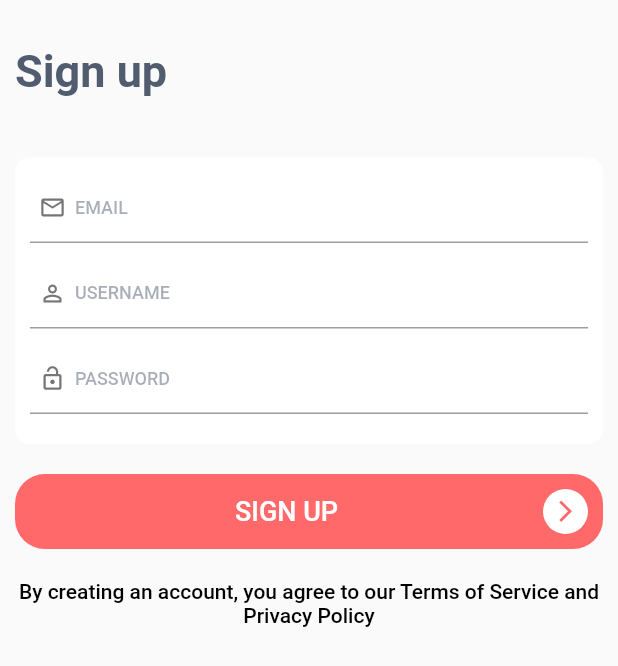
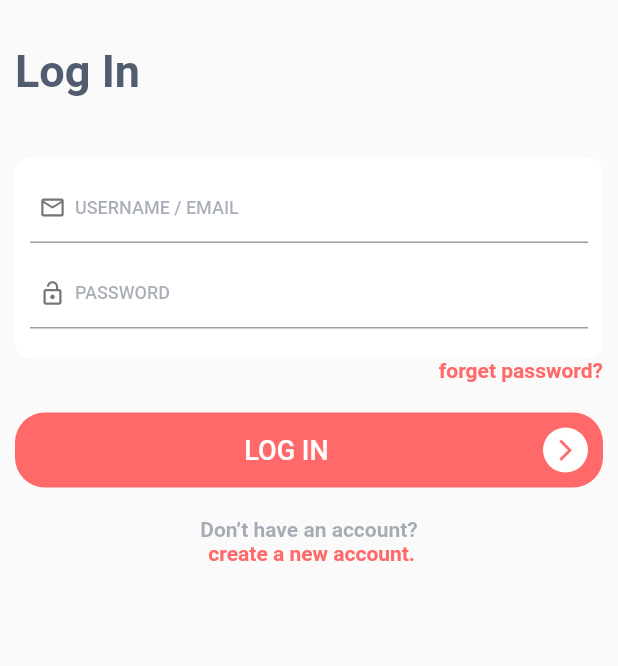
Before and after one commit to rokaia-ahmed/ecommerce, a Flutter app: the screen it shows after launch, on a phone screen of 412 x 824 dp. Shown: the top 666 px of the screen. Run offline on Flutter 3.47's test engine with Material 2 defaults, Android fonts, the phone set to English and light mode, and no system bars; our stand-ins replace shared_preferences.

Commit message:
sign in & password

```diff
--- a/lib/core/widgets/custom_text_headline.dart
+++ b/lib/core/widgets/custom_text_headline.dart
@@ -6,7 +6,7 @@ class CustomTextHeadLine extends StatelessWidget {
   @override
   Widget build(BuildContext context) {
     return Text(
-      'Sign up',
+      title,
       style:Theme.of(context).textTheme.headlineLarge ,
     );
   }
--- a/lib/main.dart
+++ b/lib/main.dart
@@ -1,5 +1,6 @@
-import 'package:ecommerce_app/screens/Auth/screens/sign_up.dart';
+import 'package:ecommerce_app/screens/Auth/screens/sign_in.dart';
 import 'package:flutter/material.dart';
+import 'core/router/router.dart';
 import 'core/utilites/theme_app.dart';
 
 void main() {
@@ -13,8 +14,9 @@ class MyApp extends StatelessWidget {
     return MaterialApp(
       debugShowCheckedModeBanner: false,
       title: 'Flutter Demo',
+      navigatorKey:navigatorKey ,
       theme: AppTheme.lightTheme,
-      home: SignupScreen() ,
+      home: SignInScreen() ,
     );
   }
 }
--- a/lib/screens/Auth/screens/sign_in.dart
+++ b/lib/screens/Auth/screens/sign_in.dart
@@ -0,0 +1,115 @@
+import 'package:ecommerce_app/core/router/router.dart';
+import 'package:ecommerce_app/core/utilites/colors.dart';
+import 'package:ecommerce_app/screens/Auth/screens/sign_up.dart';
+import 'package:flutter/material.dart';
+import '../../../core/widgets/custom_default_button.dart';
+import '../../../core/widgets/custom_text_form_field.dart';
+import '../../../core/widgets/custom_text_headline.dart';
+import 'forget_password.dart';
+
+class SignInScreen extends StatelessWidget {
+  SignInScreen({super.key});
+  final emailController = TextEditingController();
+  final passwordController = TextEditingController();
+  @override
+  Widget build(BuildContext context) {
+    return Scaffold(
+      body:SingleChildScrollView(
+        child: SafeArea(
+          child: Padding(
+            padding: const EdgeInsets.all(10.0),
+            child: Column(
+              crossAxisAlignment: CrossAxisAlignment.start,
+              children: [
+                const SizedBox(
+                  height: 20,
+                ),
+                const CustomTextHeadLine(title: 'Log In'),
+                const SizedBox(
+                  height: 40,
+                ),
+                Container(
+                  padding:const EdgeInsets.all(10) ,
+                  decoration:  BoxDecoration(
+                    borderRadius: BorderRadius.circular(10),
+                    color: Colors.white,
+
+                  ),
+                  child:Column(
+                    children: [
+                      CustomTextFormField(
+                        controller:emailController ,
+                        labelText: 'USERNAME / EMAIL',
+                        prefixIcon:const Icon(Icons.email_outlined) ,
+                      ),
+                      const SizedBox(
+                        height: 10,
+                      ),
+                      CustomTextFormField(
+                          controller:passwordController ,
+                          labelText: 'PASSWORD',
+                          prefixIcon:const Icon(Icons.lock_open)
+                      ),
+                      const SizedBox(
+                        height: 10,
+                      ),
+                    ],
+                  ) ,
+                ),
+                InkWell(
+                  onTap:(){
+                    MagicRouter.navigateTo(ForgetPasswordScreen());
+                  } ,
+                  child: Align(
+                    alignment: Alignment.topRight,
+                    child: Text('forget password?',
+                      textAlign: TextAlign.center,
+                      style:Theme.of(context).textTheme.headlineSmall?.copyWith(
+                        fontSize:14,
+                        fontWeight: FontWeight.bold,
+                        color: AppColors.primaryColor,
+                      ) ,
+                    ),
+                  ),
+                ),
+                const SizedBox(
+                  height: 20,
+                ),
+                CustomDefaultButton(
+                  text: 'LOG IN',
+                  onTap: () {  },),
+                const SizedBox(
+                  height: 20,
+                ),
+                 Center(
+                  child: Text('Don’t have an account?',
+                    textAlign: TextAlign.center,
+                    style:Theme.of(context).textTheme.headlineSmall?.copyWith(
+                      fontSize: 14,
+                      fontWeight: FontWeight.bold,
+                    ) ,
+                  ),
+                ),
+                Center(
+                  child: InkWell(
+                    onTap:(){
+                      MagicRouter.navigateTo(SignupScreen());
+                    } ,
+                    child: Text(' create a new account.',
+                      textAlign: TextAlign.center,
+                      style:Theme.of(context).textTheme.headlineSmall?.copyWith(
+                        fontSize:14,
+                        fontWeight: FontWeight.bold,
+                        color: AppColors.primaryColor,
+                      ) ,
+                    ),
+                  ),
+                ),
+              ],
+            ),
+          ),
+        ),
+      ) ,
+    );
+  }
+}
--- a/lib/screens/Auth/screens/sign_up.dart
+++ b/lib/screens/Auth/screens/sign_up.dart
@@ -1,3 +1,5 @@
+import 'package:ecommerce_app/core/router/router.dart';
+import 'package:ecommerce_app/screens/Auth/screens/sign_in.dart';
 import 'package:flutter/material.dart';
 import '../../../core/widgets/custom_default_button.dart';
 import '../../../core/widgets/custom_text_form_field.dart';
@@ -66,13 +68,18 @@ class SignupScreen extends StatelessWidget {
                 ),
                 CustomDefaultButton(
                   text: 'SIGN UP',
-                  onTap: () {  },),
+                  onTap: () {
+                    MagicRouter.navigateTo(SignInScreen());
+                  },),
                 const SizedBox(
                   height: 20,
                 ),
-                const Text('By creating an account, you agree to our Terms of Service and Privacy Policy',
+                 Text('By creating an account, you agree to our Terms of Service and Privacy Policy',
                 textAlign: TextAlign.center,
-                style:TextStyle(fontSize: 14) ,
+                style:Theme.of(context).textTheme.headlineSmall?.copyWith(
+                  fontWeight: FontWeight.bold,
+                  fontSize: 14,
+                ) ,
                 ),
               ],
             ),
```
Also changed, not shown: lib/screens/Auth/screens/forget_password.dart (added, +71 -0 lines).
